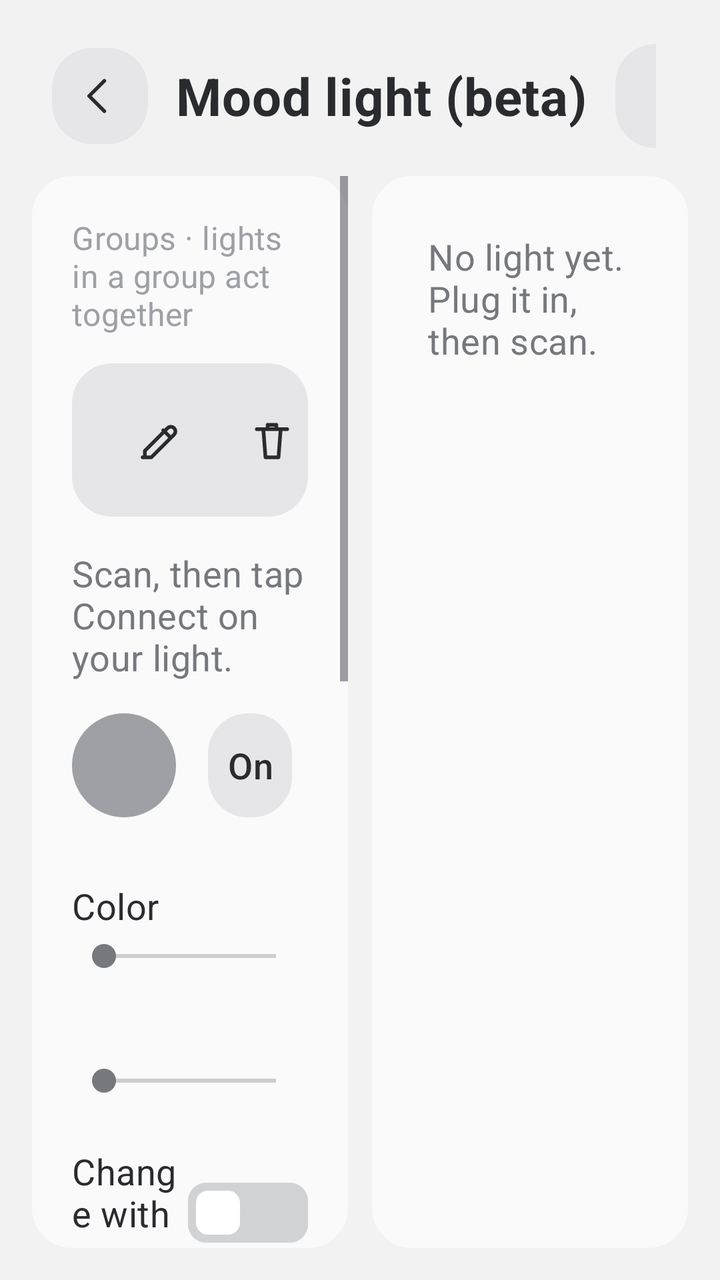
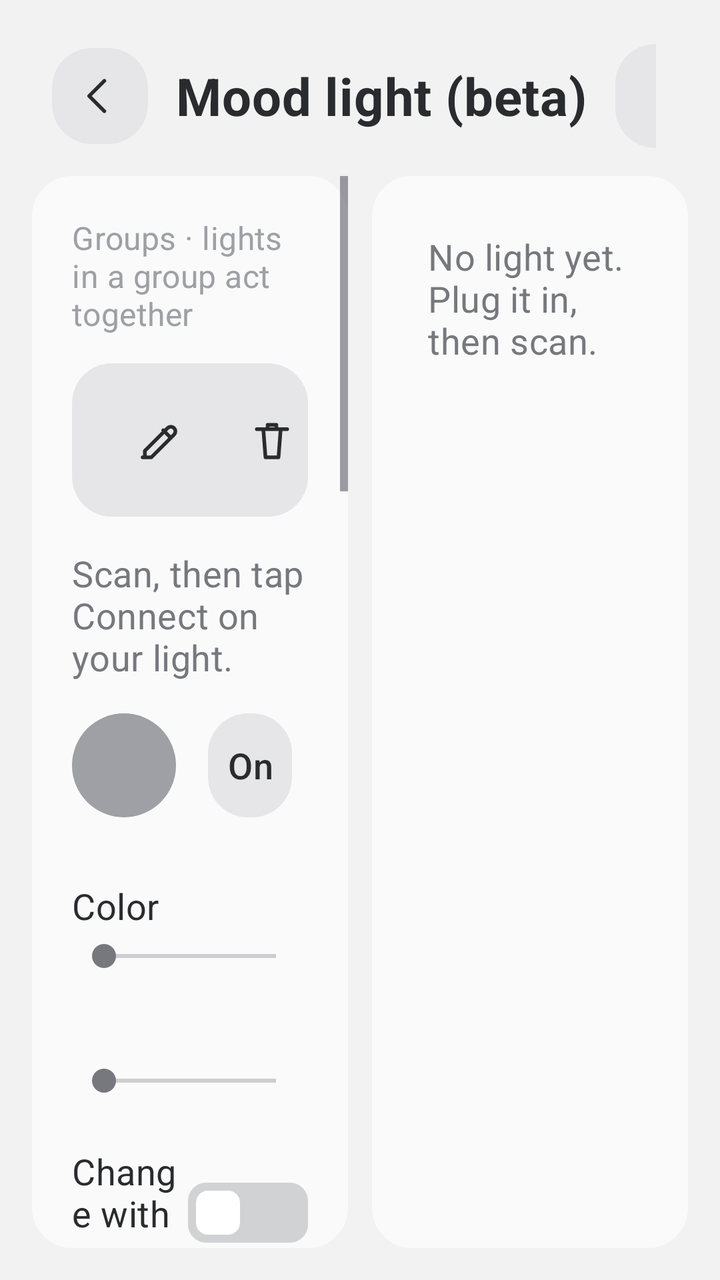

Screens rendered from an Android XML layout before and after an edit, with the pre-edit source and the edit as a unified diff.
<!-- AndroidManifest.xml: activity theme Theme.Cam -->
<!-- res/layout/activity_mood_light.xml -->
<?xml version="1.0" encoding="utf-8"?>
<LinearLayout
    xmlns:android="http://schemas.android.com/apk/res/android"
    xmlns:app="http://schemas.android.com/apk/res-auto"
    android:layout_width="match_parent"
    android:layout_height="match_parent"
    android:background="@color/bg"
    android:orientation="vertical"
    android:padding="16dp">
    
    <LinearLayout
        android:layout_width="match_parent"
        android:layout_height="@dimen/title_bar_height"
        android:gravity="center_vertical"
        android:orientation="horizontal"
        android:paddingStart="10dp"
        android:paddingEnd="16dp">
        <com.google.android.material.button.MaterialButton
            android:id="@+id/light_close"
            style="@style/Widget.Cam.IconButton"
            android:layout_width="@dimen/icon_button_size"
            android:layout_height="@dimen/icon_button_size"
            android:contentDescription="@string/action_back"
            app:icon="@drawable/ic_back" />
        <TextView
            android:layout_width="wrap_content"
            android:layout_height="wrap_content"
            android:layout_marginStart="14dp"
            android:text="@string/set_mood_light_title"
            android:textAppearance="@style/TextAppearance.Cam.Title"
            android:textColor="@color/text_primary"
            android:textStyle="bold" />
        <TextView
            android:layout_width="0dp"
            android:layout_height="wrap_content"
            android:layout_marginStart="14dp"
            android:layout_weight="1"
            android:ellipsize="end"
            android:maxLines="2"
            android:text="@string/mood_light_subtitle"
            android:textAppearance="@style/TextAppearance.Cam.Caption"
            android:textColor="@color/text_tertiary" />
        <com.google.android.material.button.MaterialButton
            android:id="@+id/light_scan"
            style="@style/Widget.Cam.RailSmall"
            android:layout_width="wrap_content"
            android:layout_height="52dp"
            android:text="@string/sticker_scan" />
    </LinearLayout>
    <LinearLayout
        android:layout_width="match_parent"
        android:layout_height="0dp"
        android:layout_weight="1"
        android:layout_marginTop="8dp"
        android:baselineAligned="false"
        android:orientation="horizontal">
        <ScrollView
            android:layout_width="0dp"
            android:layout_height="match_parent"
            android:layout_weight="1"
            android:background="@drawable/bg_surface_card"
            android:fillViewport="true">
            <LinearLayout
                android:layout_width="match_parent"
                android:layout_height="wrap_content"
                android:orientation="vertical"
                android:padding="20dp">
                
                <TextView
                    android:layout_width="match_parent"
                    android:layout_height="wrap_content"
                    android:layout_marginBottom="6dp"
                    android:text="@string/mood_light_groups_title"
                    android:textAppearance="@style/TextAppearance.Cam.Caption"
                    android:textColor="@color/text_tertiary" />
                <HorizontalScrollView
                    android:layout_width="match_parent"
                    android:layout_height="wrap_content"
                    android:layout_marginBottom="8dp"
                    android:scrollbars="none">
                    <LinearLayout
                        android:id="@+id/light_groups"
                        android:layout_width="wrap_content"
                        android:layout_height="wrap_content"
                        android:gravity="center_vertical"
                        android:orientation="horizontal" />
                </HorizontalScrollView>
                <LinearLayout
                    android:layout_width="match_parent"
                    android:layout_height="wrap_content"
                    android:layout_marginBottom="16dp"
                    android:background="@drawable/bg_pref_row_static"
                    android:gravity="center_vertical"
                    android:minHeight="72dp"
                    android:orientation="horizontal"
                    android:paddingStart="20dp"
                    android:paddingTop="10dp"
                    android:paddingEnd="8dp"
                    android:paddingBottom="10dp">
                    <LinearLayout
                        android:layout_width="0dp"
                        android:layout_height="wrap_content"
                        android:layout_weight="1"
                        android:orientation="vertical">
                        <TextView
                            android:id="@+id/light_group_name"
                            android:layout_width="match_parent"
                            android:layout_height="wrap_content"
                            android:ellipsize="end"
                            android:maxLines="1"
                            android:textAppearance="@style/TextAppearance.Cam.Title"
                            android:textColor="@color/text_primary"
                            android:textStyle="bold" />
                        <TextView
                            android:id="@+id/light_group_summary"
                            android:layout_width="match_parent"
                            android:layout_height="wrap_content"
                            android:textAppearance="@style/TextAppearance.Cam.Caption"
                            android:textColor="@color/text_secondary" />
                    </LinearLayout>
                    <com.google.android.material.button.MaterialButton
                        android:id="@+id/light_group_rename"
                        style="@style/Widget.Cam.IconButton"
                        android:layout_width="@dimen/icon_button_size"
                        android:layout_height="@dimen/icon_button_size"
                        android:layout_marginEnd="8dp"
                        android:contentDescription="@string/mood_light_group_rename"
                        app:icon="@drawable/ic_edit" />
                    <com.google.android.material.button.MaterialButton
                        android:id="@+id/light_group_delete"
                        style="@style/Widget.Cam.IconButton"
                        android:layout_width="@dimen/icon_button_size"
                        android:layout_height="@dimen/icon_button_size"
                        android:contentDescription="@string/mood_light_group_delete"
                        app:icon="@drawable/ic_delete" />
                </LinearLayout>
                <TextView
                    android:id="@+id/light_status"
                    android:layout_width="match_parent"
                    android:layout_height="wrap_content"
                    android:text="@string/mood_light_pick"
                    android:textAppearance="@style/TextAppearance.Cam.Body"
                    android:textColor="@color/text_secondary" />
                <LinearLayout
                    android:id="@+id/light_controls"
                    android:layout_width="match_parent"
                    android:layout_height="wrap_content"
                    android:layout_marginTop="16dp"
                    android:orientation="vertical">
                    <LinearLayout
                        android:layout_width="match_parent"
                        android:layout_height="wrap_content"
                        android:gravity="center_vertical"
                        android:orientation="horizontal">
                        <View
                            android:id="@+id/light_preview"
                            android:layout_width="52dp"
                            android:layout_height="52dp"
                            android:layout_marginEnd="16dp"
                            android:background="@drawable/sticker_dot" />
                        <com.google.android.material.button.MaterialButton
                            android:id="@+id/light_on"
                            style="@style/Widget.Cam.RailSmall"
                            android:layout_width="wrap_content"
                            android:layout_height="52dp"
                            android:layout_marginEnd="8dp"
                            android:text="@string/mood_light_on" />
                        <com.google.android.material.button.MaterialButton
                            android:id="@+id/light_off"
                            style="@style/Widget.Cam.RailSmall"
                            android:layout_width="wrap_content"
                            android:layout_height="52dp"
                            android:text="@string/mood_light_off" />
                    </LinearLayout>
                    <LinearLayout
                        android:id="@+id/light_swatches"
                        android:layout_width="match_parent"
                        android:layout_height="wrap_content"
                        android:layout_marginTop="16dp"
                        android:orientation="horizontal" />
                    <TextView
                        android:layout_width="match_parent"
                        android:layout_height="wrap_content"
                        android:layout_marginTop="16dp"
                        android:text="@string/mood_light_hue"
                        android:textAppearance="@style/TextAppearance.Cam.Body"
                        android:textColor="@color/text_primary" />
                    <SeekBar
                        android:id="@+id/light_hue"
                        android:layout_width="match_parent"
                        android:layout_height="wrap_content"
                        android:layout_marginTop="4dp"
                        android:max="359" />
                    <TextView
                        android:id="@+id/light_brightness_label"
                        android:layout_width="match_parent"
                        android:layout_height="wrap_content"
                        android:layout_marginTop="16dp"
                        android:textAppearance="@style/TextAppearance.Cam.Body"
                        android:textColor="@color/text_primary" />
                    <SeekBar
                        android:id="@+id/light_brightness"
                        android:layout_width="match_parent"
                        android:layout_height="wrap_content"
                        android:layout_marginTop="4dp"
                        android:max="100" />
                </LinearLayout>
                
                <com.google.android.material.switchmaterial.SwitchMaterial
                    android:id="@+id/light_gear_switch"
                    android:layout_width="match_parent"
                    android:layout_height="wrap_content"
                    android:layout_marginTop="24dp"
                    android:text="@string/mood_light_gear_title"
                    android:textAppearance="@style/TextAppearance.Cam.Body"
                    android:textColor="@color/text_primary" />
                <TextView
                    android:layout_width="match_parent"
                    android:layout_height="wrap_content"
                    android:layout_marginBottom="8dp"
                    android:text="@string/mood_light_gear_hint"
                    android:textAppearance="@style/TextAppearance.Cam.Caption"
                    android:textColor="@color/text_tertiary" />
                <LinearLayout
                    android:id="@+id/light_gear_rules"
                    android:layout_width="match_parent"
                    android:layout_height="wrap_content"
                    android:orientation="vertical">
                    <LinearLayout
                        android:id="@+id/light_gear_rows"
                        android:layout_width="match_parent"
                        android:layout_height="wrap_content"
                        android:orientation="vertical" />
                    <TextView
                        android:layout_width="match_parent"
                        android:layout_height="wrap_content"
                        android:layout_marginTop="8dp"
                        android:layout_marginBottom="8dp"
                        android:text="@string/mood_light_bands_title"
                        android:textAppearance="@style/TextAppearance.Cam.Body"
                        android:textColor="@color/text_primary" />
                    <com.google.android.material.switchmaterial.SwitchMaterial
                        android:id="@+id/light_band_blend"
                        android:layout_width="match_parent"
                        android:layout_height="wrap_content"
                        android:text="@string/mood_light_band_blend"
                        android:textAppearance="@style/TextAppearance.Cam.Body"
                        android:textColor="@color/text_primary" />
                    <TextView
                        android:layout_width="match_parent"
                        android:layout_height="wrap_content"
                        android:layout_marginBottom="8dp"
                        android:text="@string/mood_light_band_blend_hint"
                        android:textAppearance="@style/TextAppearance.Cam.Caption"
                        android:textColor="@color/text_tertiary" />
                    <LinearLayout
                        android:id="@+id/light_band_rows"
                        android:layout_width="match_parent"
                        android:layout_height="wrap_content"
                        android:orientation="vertical" />
                    <com.google.android.material.button.MaterialButton
                        android:id="@+id/light_band_add"
                        style="@style/Widget.Cam.RailSmall"
                        android:layout_width="wrap_content"
                        android:layout_height="52dp"
                        android:text="@string/mood_light_band_add" />
                </LinearLayout>
            </LinearLayout>
        </ScrollView>
        <ScrollView
            android:layout_width="0dp"
            android:layout_height="match_parent"
            android:layout_marginStart="12dp"
            android:layout_weight="1"
            android:background="@drawable/bg_surface_card"
            android:fillViewport="true">
            <LinearLayout
                android:layout_width="match_parent"
                android:layout_height="wrap_content"
                android:orientation="vertical"
                android:padding="12dp">
                <LinearLayout
                    android:id="@+id/light_devices"
                    android:layout_width="match_parent"
                    android:layout_height="wrap_content"
                    android:orientation="vertical" />
                <TextView
                    android:id="@+id/light_empty"
                    android:layout_width="match_parent"
                    android:layout_height="wrap_content"
                    android:padding="16dp"
                    android:text="@string/mood_light_none"
                    android:textAppearance="@style/TextAppearance.Cam.Body"
                    android:textColor="@color/text_secondary" />
            </LinearLayout>
        </ScrollView>
    </LinearLayout>
</LinearLayout>
<!-- resources referenced by this layout -->
<resources>
  <color name="bg">#FFF2F2F3</color>
  <color name="text_primary">#FF2A2B2E</color>
  <color name="text_secondary">#FF76787D</color>
  <color name="text_tertiary">#FF9EA0A5</color>
  <dimen name="icon_button_size">48dp</dimen>
  <dimen name="title_bar_height">64dp</dimen>
  <string name="action_back">Back</string>
  <string name="mood_light_band_add">Add speed color</string>
  <string name="mood_light_band_blend">Blend between speed colors</string>
  <string name="mood_light_band_blend_hint">Between two solid colors the light mixes them by speed: blue at 100 and red at 120 make 75% blue, 25% red at 105. Effects switch at their speed.</string>
  <string name="mood_light_bands_title">Speed colors in D</string>
  <string name="mood_light_gear_hint">The light follows P, R and D while the car is on. This screen takes the light while it is open.</string>
  <string name="mood_light_gear_title">Change with gear</string>
  <string name="mood_light_group_delete">Delete group</string>
  <string name="mood_light_group_rename">Rename</string>
  <string name="mood_light_groups_title">Groups · lights in a group act together</string>
  <string name="mood_light_hue">Color</string>
  <string name="mood_light_none">No light yet. Plug it in, then scan.</string>
  <string name="mood_light_off">Off</string>
  <string name="mood_light_on">On</string>
  <string name="mood_light_pick">Scan, then tap Connect on your light.</string>
  <string name="mood_light_subtitle">Close the light\'s own phone app first. The light takes one connection at a time</string>
  <string name="set_mood_light_title">Mood light (beta)</string>
  <string name="sticker_scan">Scan</string>
  <style name="TextAppearance.Cam.Body">
          <item name="android:textSize">@dimen/text_body</item>
      </style>
  <style name="TextAppearance.Cam.Caption">
          <item name="android:textSize">@dimen/text_caption</item>
      </style>
  <style name="TextAppearance.Cam.Title">
          <item name="android:textSize">@dimen/text_title</item>
          <item name="android:fontFamily">sans-serif-medium</item>
      </style>
  <style name="Theme.Cam" parent="Base.Theme.Cam" />
  <dimen name="corner_radius">20dp</dimen>
  <color name="sunken">#FFE6E6E8</color>
  <color name="surface">#FFFAFAFB</color>
  <dimen name="text_body">18sp</dimen>
  <dimen name="text_caption">16sp</dimen>
  <dimen name="text_title">26sp</dimen>
  <color name="nav_ripple_color">#1F2A2B2E</color>
  <color name="energy">#FFF0622D</color>
  <color name="on_energy">#FFFFFFFF</color>
  <color name="energy_quiet">#FFFDEDE6</color>
  <color name="energy_text">#FFC9491A</color>
  <color name="recording">#FFE0393E</color>
  <color name="line">#FFDDDDE0</color>
  <style name="AlertDialogButton" parent="Widget.Material3.Button.TextButton.Dialog">
          <item name="android:textColor">@color/energy_text</item>
          <item name="android:textSize">@dimen/text_row</item>
      </style>
  <style name="MaterialAlertDialog.Cam.Title" parent="MaterialAlertDialog.Material3.Title.Text">
          <item name="android:textSize">@dimen/text_title</item>
      </style>
  <style name="MaterialAlertDialog.Cam.Body" parent="MaterialAlertDialog.Material3.Body.Text">
          <item name="android:textSize">@dimen/text_row</item>
      </style>
  <dimen name="text_row">21sp</dimen>
  <!-- unchanged entries left out for length: 15 -->
</resources>

<!-- the commit's change to res/layout/activity_mood_light.xml (unified diff, before → after) -->
@@ -265,6 +265,92 @@
                         android:layout_height="52dp"
                         android:text="@string/mood_light_band_add" />
                 </LinearLayout>
+                
+                <LinearLayout
+                    android:layout_width="match_parent"
+                    android:layout_height="wrap_content"
+                    android:layout_marginTop="24dp"
+                    android:background="@drawable/bg_pref_row_static"
+                    android:orientation="vertical"
+                    android:padding="20dp">
+                    <TextView
+                        android:layout_width="match_parent"
+                        android:layout_height="wrap_content"
+                        android:text="@string/mood_light_sim_title"
+                        android:textAppearance="@style/TextAppearance.Cam.Body"
+                        android:textColor="@color/text_primary"
+                        android:textStyle="bold" />
+                    <TextView
+                        android:layout_width="match_parent"
+                        android:layout_height="wrap_content"
+                        android:layout_marginBottom="12dp"
+                        android:text="@string/mood_light_sim_hint"
+                        android:textAppearance="@style/TextAppearance.Cam.Caption"
+                        android:textColor="@color/text_tertiary" />
+                    <LinearLayout
+                        android:id="@+id/light_sim_gears"
+                        android:layout_width="wrap_content"
+                        android:layout_height="wrap_content"
+                        android:orientation="horizontal" />
+                    <LinearLayout
+                        android:layout_width="match_parent"
+                        android:layout_height="wrap_content"
+                        android:layout_marginTop="16dp"
+                        android:gravity="bottom"
+                        android:orientation="horizontal">
+                        <TextView
+                            android:id="@+id/light_sim_speed"
+                            android:layout_width="wrap_content"
+                            android:layout_height="wrap_content"
+                            android:textAppearance="@style/TextAppearance.Cam.Display"
+                            android:textColor="@color/text_primary"
+                            android:textStyle="bold" />
+                        <TextView
+                            android:layout_width="wrap_content"
+                            android:layout_height="wrap_content"
+                            android:layout_marginStart="6dp"
+                            android:layout_marginBottom="8dp"
+                            android:text="@string/mood_light_sim_unit"
+                            android:textAppearance="@style/TextAppearance.Cam.Body"
+                            android:textColor="@color/text_secondary" />
+                        <TextView
+                            android:id="@+id/light_sim_rule"
+                            android:layout_width="0dp"
+                            android:layout_height="wrap_content"
+                            android:layout_marginStart="16dp"
+                            android:layout_marginBottom="8dp"
+                            android:layout_weight="1"
+                            android:gravity="end"
+                            android:textAppearance="@style/TextAppearance.Cam.Body"
+                            android:textColor="@color/text_secondary" />
+                    </LinearLayout>
+                    <com.kooo.evcam.light.EffectSwatchView
+                        android:id="@+id/light_sim_strip"
+                        android:layout_width="match_parent"
+                        android:layout_height="28dp"
+                        android:layout_marginTop="12dp" />
+                    <LinearLayout
+                        android:layout_width="match_parent"
+                        android:layout_height="wrap_content"
+                        android:layout_marginTop="16dp"
+                        android:orientation="horizontal">
+                        <com.google.android.material.button.MaterialButton
+                            android:id="@+id/light_sim_brake"
+                            style="@style/Widget.Cam.RailSmall"
+                            android:layout_width="0dp"
+                            android:layout_height="72dp"
+                            android:layout_marginEnd="12dp"
+                            android:layout_weight="1"
+                            android:text="@string/mood_light_sim_brake" />
+                        <com.google.android.material.button.MaterialButton
+                            android:id="@+id/light_sim_throttle"
+                            style="@style/Widget.Cam.RailSmall"
+                            android:layout_width="0dp"
+                            android:layout_height="72dp"
+                            android:layout_weight="2"
+                            android:text="@string/mood_light_sim_throttle" />
+                    </LinearLayout>
+                </LinearLayout>
             </LinearLayout>
         </ScrollView>
         <ScrollView
<!-- resource entries referenced after the edit -->
@@ -21,6 +21,11 @@
   <string name="mood_light_off">Off</string>
   <string name="mood_light_on">On</string>
   <string name="mood_light_pick">Scan, then tap Connect on your light.</string>
+  <string name="mood_light_sim_brake">Brake</string>
+  <string name="mood_light_sim_hint">A pretend car runs this group\'s gear and speed colors, even with Change with gear off. Hold Throttle to speed up, Brake to slow down, let go to coast. Connected lights follow too.</string>
+  <string name="mood_light_sim_throttle">Hold to accelerate</string>
+  <string name="mood_light_sim_title">Try it</string>
+  <string name="mood_light_sim_unit">km/h</string>
   <string name="mood_light_subtitle">Close the light\'s own phone app first. The light takes one connection at a time</string>
   <string name="set_mood_light_title">Mood light (beta)</string>
   <string name="sticker_scan">Scan</string>
@@ -29,6 +34,10 @@
       </style>
   <style name="TextAppearance.Cam.Caption">
           <item name="android:textSize">@dimen/text_caption</item>
+      </style>
+  <style name="TextAppearance.Cam.Display">
+          <item name="android:textSize">@dimen/text_display</item>
+          <item name="android:fontFamily">sans-serif-medium</item>
       </style>
   <style name="TextAppearance.Cam.Title">
           <item name="android:textSize">@dimen/text_title</item>
@@ -40,6 +49,7 @@
   <color name="surface">#FFFAFAFB</color>
   <dimen name="text_body">18sp</dimen>
   <dimen name="text_caption">16sp</dimen>
+  <dimen name="text_display">28sp</dimen>
   <dimen name="text_title">26sp</dimen>
   <color name="nav_ripple_color">#1F2A2B2E</color>
   <color name="energy">#FFF0622D</color>
